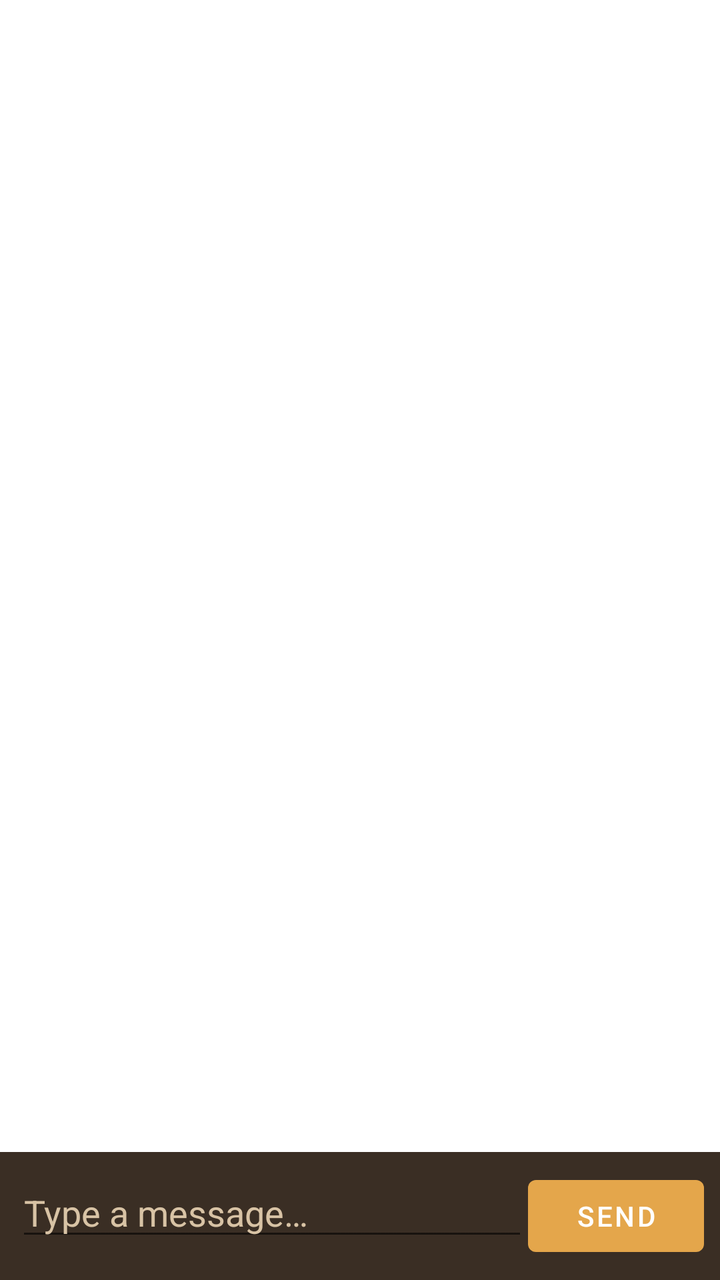
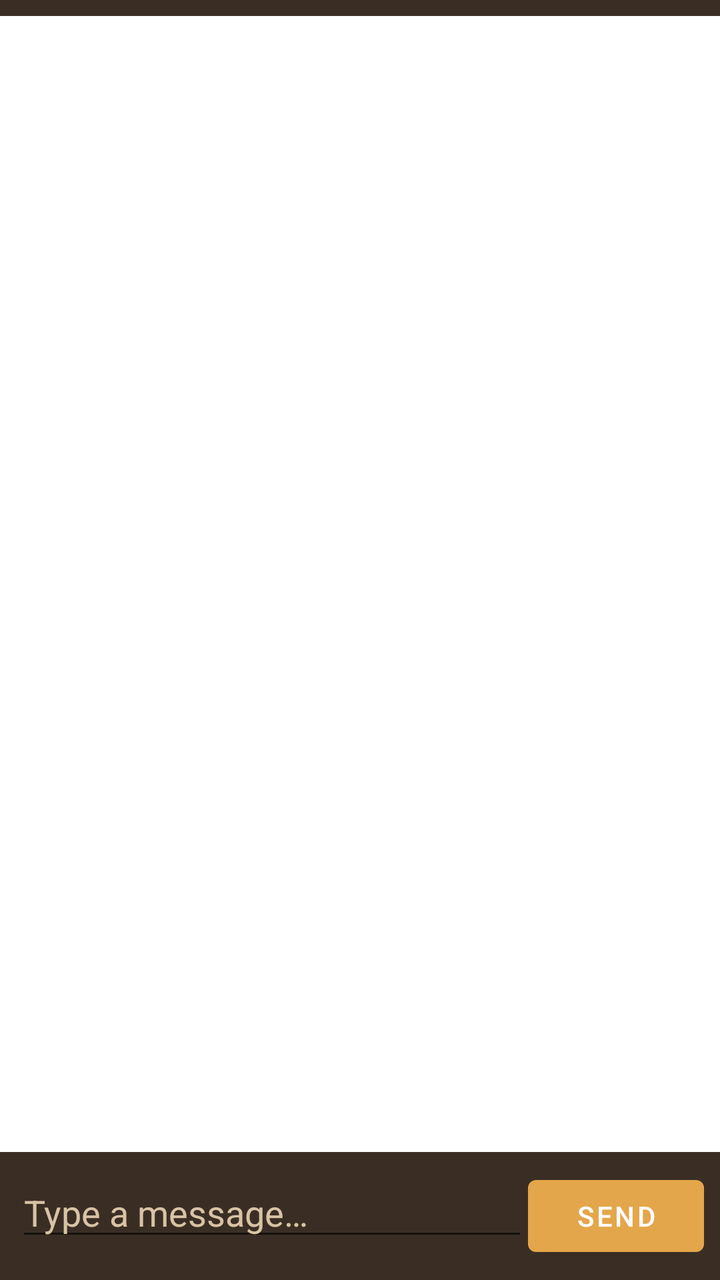

An Android layout rendered at two revisions. The XML below is the earlier revision; the diff shows what the commit changed to produce the second picture.
<!-- AndroidManifest.xml: application theme Theme.FindMe -->
<!-- res/layout/fragment_chat.xml -->
<?xml version="1.0" encoding="utf-8"?>
<LinearLayout xmlns:android="http://schemas.android.com/apk/res/android"
    android:layout_width="match_parent"
    android:layout_height="match_parent"
    android:orientation="vertical">

    <androidx.recyclerview.widget.RecyclerView
        android:id="@+id/chatList"
        android:layout_width="match_parent"
        android:layout_height="0dp"
        android:layout_weight="1"
        android:clipToPadding="false"
        android:padding="8dp" />

    <LinearLayout
        android:layout_width="match_parent"
        android:layout_height="wrap_content"
        android:orientation="horizontal"
        android:padding="8dp"
        android:background="@color/sand_700">

        <EditText
            android:id="@+id/chatInput"
            android:layout_width="0dp"
            android:layout_height="wrap_content"
            android:layout_weight="1"
            android:hint="@string/chat_hint"
            android:textColor="@color/white"
            android:textColorHint="@color/sand_300"
            android:inputType="text" />

        <Button
            android:id="@+id/sendButton"
            android:layout_width="wrap_content"
            android:layout_height="wrap_content"
            android:text="@string/send" />
    </LinearLayout>

</LinearLayout>
<!-- resources referenced by this layout -->
<resources>
  <color name="sand_300">#D8C3A5</color>
  <color name="sand_700">#3A2E24</color>
  <color name="white">#FFFFFF</color>
  <string name="chat_hint">Type a message…</string>
  <string name="send">Send</string>
  <style name="Theme.FindMe" parent="Theme.MaterialComponents.DayNight.NoActionBar">
          <item name="colorPrimary">@color/amber_500</item>
          <item name="colorPrimaryDark">@color/sand_900</item>
          <item name="colorAccent">@color/sos_red</item>
          <item name="android:statusBarColor" tools:targetApi="21">@color/sand_900</item>
      </style>
  <color name="amber_500">#E4A64B</color>
  <color name="sand_900">#1C1510</color>
  <color name="sos_red">#D7263D</color>
</resources>

<!-- the commit's change to res/layout/fragment_chat.xml (unified diff, before → after) -->
@@ -3,6 +3,13 @@
     android:layout_width="match_parent"
     android:layout_height="match_parent"
     android:orientation="vertical">
+
+    <Spinner
+        android:id="@+id/chatTargetSpinner"
+        android:layout_width="match_parent"
+        android:layout_height="wrap_content"
+        android:background="@color/sand_700"
+        android:padding="4dp" />
 
     <androidx.recyclerview.widget.RecyclerView
         android:id="@+id/chatList"
